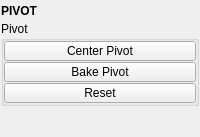
m3trik/tentacle, file tentacle/ui/pivot.ui: the form before one commit.
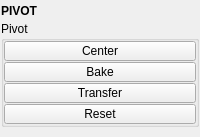
The form after the commit. Custom widgets are drawn as their Qt base class.

```diff
--- a/tentacle/ui/pivot.ui
+++ b/tentacle/ui/pivot.ui
@@ -111,7 +111,7 @@
             <string>Center the the selected object's pivot.</string>
            </property>
            <property name="text">
-            <string>Center Pivot</string>
+            <string>Center</string>
            </property>
            <property name="iconSize">
             <size>
@@ -142,7 +142,38 @@
             <string>Set selected object(s) transform to the current tool's custom axis orintaion.</string>
            </property>
            <property name="text">
-            <string>Bake Pivot</string>
+            <string>Bake</string>
+           </property>
+           <property name="iconSize">
+            <size>
+             <width>18</width>
+             <height>18</height>
+            </size>
+           </property>
+          </widget>
+         </item>
+         <item>
+          <widget class="PushButton" name="tb002">
+           <property name="enabled">
+            <bool>true</bool>
+           </property>
+           <property name="minimumSize">
+            <size>
+             <width>0</width>
+             <height>20</height>
+            </size>
+           </property>
+           <property name="maximumSize">
+            <size>
+             <width>16777215</width>
+             <height>20</height>
+            </size>
+           </property>
+           <property name="toolTip">
+            <string>Transfer the pivot orientation from the first given object to the remaining given objects.</string>
+           </property>
+           <property name="text">
+            <string>Transfer</string>
            </property>
            <property name="iconSize">
             <size>
```
